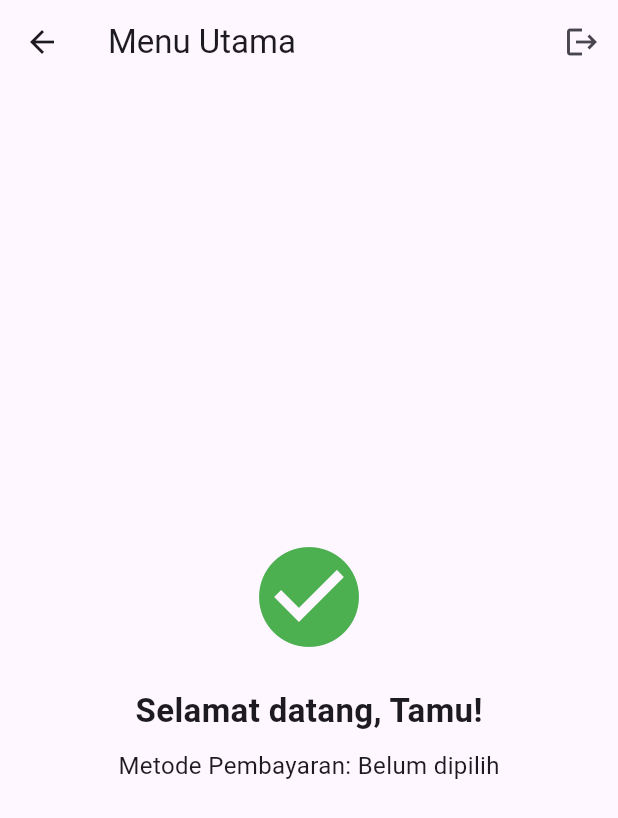
After one commit to ruckythegreat/flutter_project_route, a Flutter app: the MainMenuPage screen opened by its route, on a phone screen of 412 x 824 dp. The commit adds this screen. Shown: the top 818 px of the screen. Run offline on Flutter 3.47's test engine with Material 3 defaults, Android fonts, the phone set to English and light mode, and no system bars; our stand-ins replace get.

Commit message:
Refactor BMI calculator and add Toko module with login and main menu functionality

```diff
--- /dev/null
+++ b/lib/Toko/MainMenu.dart
@@ -0,0 +1,46 @@
+import 'package:flutter/material.dart';
+import 'package:get/get.dart';
+import 'toko_controller.dart';
+
+class MainMenuPage extends StatelessWidget {
+  MainMenuPage({super.key});
+
+  // Mengambil controller yang sudah diinisialisasi di halaman login
+  final c = Get.find<TokoController>();
+
+  @override
+  Widget build(BuildContext context) {
+    // Menangkap data (username & metode) yang dikirim dari TokoController
+    final arg = Get.arguments ?? {'username': 'Tamu', 'metode': 'Belum dipilih'};
+
+    return Scaffold(
+      appBar: AppBar(
+        title: const Text('Menu Utama'),
+        actions: [
+          IconButton(
+            icon: const Icon(Icons.logout),
+            onPressed: c.logout, // Memanggil fungsi logout
+          )
+        ],
+      ),
+      body: Center(
+        child: Column(
+          mainAxisAlignment: MainAxisAlignment.center,
+          children: [
+            const Icon(Icons.check_circle, color: Colors.green, size: 80),
+            const SizedBox(height: 20),
+            Text(
+              'Selamat datang, ${arg['username']}!',
+              style: const TextStyle(fontSize: 22, fontWeight: FontWeight.bold),
+            ),
+            const SizedBox(height: 10),
+            Text(
+              'Metode Pembayaran: ${arg['metode']}',
+              style: const TextStyle(fontSize: 16),
+            ),
+          ],
+        ),
+      ),
+    );
+  }
+}
--- /dev/null
+++ b/lib/Toko/pembayaran.dart
@@ -0,0 +1,15 @@
+import 'package:flutter/material.dart';
+
+class PembayaranPage extends StatelessWidget {
+  const PembayaranPage({super.key});
+
+  @override
+  Widget build(BuildContext context) {
+    return Scaffold(
+      appBar: AppBar(title: const Text('Pembayaran')),
+      body: const Center(
+        child: Text('Halaman Pembayaran'),
+      ),
+    );
+  }
+}
```
Also changed, not shown: lib/BMI/bmi_controller.dart (+34 -12 lines), lib/BMI/input_bmi.dart (+14 -42 lines), lib/Toko/Homepage.dart (added, +46 -0 lines), lib/Toko/toko_controller.dart (added, +86 -0 lines), lib/home.dart (renamed from lib/BMI/home.dart, +12 -1 lines), lib/main.dart (+12 -4 lines).
